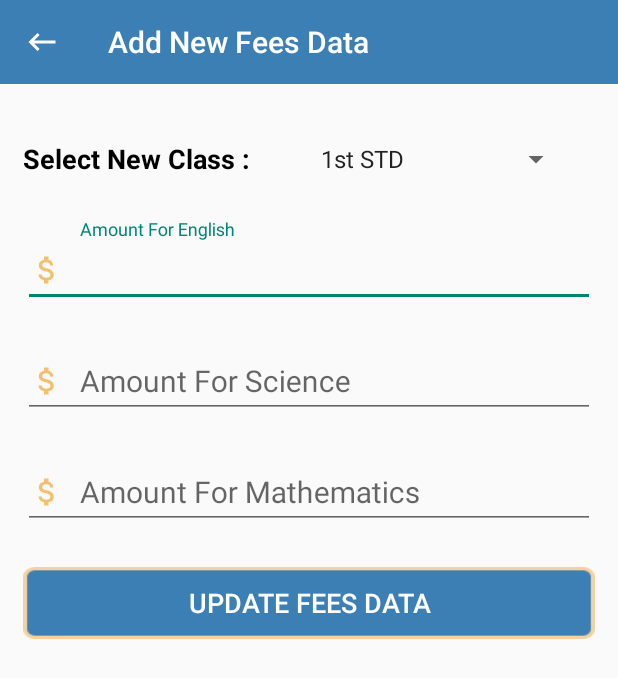
After one commit to amitthakarebi/School-Project, an Android app: the AddNewFeesData screen opened directly, with no data from a screen before it, on a phone screen of 412 x 824 dp. The commit adds this screen. Shown: the top 678 px of the screen. Run offline under Robolectric (Android 15) with nearby library versions, the phone set to English and light mode, and no system bars; our stand-ins replace Firebase (no records; nobody signed in at launch, a user with empty details on screens opened directly).

Commit message:
Added New Fees Data and Updated Some Activity
Now we created the add new fees data activity so that admin can change the fees data by his side  and also we have done the reduction of subjects in upi section.

```diff
--- /dev/null
+++ b/app/src/main/java/com/amitthakare/sanskarschool/AddNewFeesData.java
@@ -0,0 +1,208 @@
+package com.amitthakare.sanskarschool;
+
+import androidx.annotation.NonNull;
+import androidx.annotation.Nullable;
+import androidx.appcompat.app.ActionBarDrawerToggle;
+import androidx.appcompat.app.AlertDialog;
+import androidx.appcompat.app.AppCompatActivity;
+import androidx.appcompat.widget.Toolbar;
+import androidx.drawerlayout.widget.DrawerLayout;
+
+import android.os.Bundle;
+import android.text.TextUtils;
+import android.view.LayoutInflater;
+import android.view.View;
+import android.widget.AdapterView;
+import android.widget.ArrayAdapter;
+import android.widget.Button;
+import android.widget.EditText;
+import android.widget.Spinner;
+import android.widget.Toast;
+
+import com.google.android.gms.tasks.OnCompleteListener;
+import com.google.android.gms.tasks.Task;
+import com.google.firebase.auth.FirebaseAuth;
+import com.google.firebase.database.FirebaseDatabase;
+import com.google.firebase.firestore.DocumentSnapshot;
+import com.google.firebase.firestore.EventListener;
+import com.google.firebase.firestore.FirebaseFirestore;
+import com.google.firebase.firestore.FirebaseFirestoreException;
+import com.google.firebase.storage.FirebaseStorage;
+
+import java.util.HashMap;
+import java.util.Map;
+import java.util.Objects;
+
+public class AddNewFeesData extends AppCompatActivity implements AdapterView.OnItemSelectedListener{
+
+    DrawerLayout drawerLayoutAddNewFeesData;
+    Toolbar toolbarAddNewFeesData;
+
+    private String classesAddNewFeesData[] = {"1st STD", "2nd STD", "3rd STD", "4th STD", "5th STD", "6th STD", "7th STD", "8th STD", "9th STD", "10th STD"};
+    private Spinner classSpinnerAddNewFeesData;
+    private String classNameAddNewFeesData = "No";
+
+    private String eng,sci,math;
+    private EditText anfdEnglish, anfdScience, anfdMathematics;
+    private Button updateFeesDataBtn;
+
+    //Alert Dialogue
+    private AlertDialog.Builder builder;
+    private AlertDialog alertDialog;
+
+    @Override
+    protected void onCreate(Bundle savedInstanceState) {
+        super.onCreate(savedInstanceState);
+        setContentView(R.layout.activity_add_new_fees_data);
+        createBuilder();
+        ini();
+    }
+
+    private void ini() {
+
+        //------------general hooks----------//
+        anfdEnglish = findViewById(R.id.anfdEnglish);
+        anfdScience = findViewById(R.id.anfdScience);
+        anfdMathematics = findViewById(R.id.anfdMathematics);
+        classSpinnerAddNewFeesData = findViewById(R.id.addNewFeesDataSpinner);
+        classSpinnerAddNewFeesData.setOnItemSelectedListener(this);
+        updateFeesDataBtn = findViewById(R.id.updateFeesDataBtn);
+
+        //Creating the ArrayAdapter instance having the class list
+        ArrayAdapter aa = new ArrayAdapter(this,android.R.layout.simple_spinner_item,classesAddNewFeesData);
+        aa.setDropDownViewResource(android.R.layout.simple_spinner_dropdown_item);
+        //Setting the ArrayAdapter data on the Spinner
+        classSpinnerAddNewFeesData.setAdapter(aa);
+
+        //------------Hooks-------------//
+        drawerLayoutAddNewFeesData = findViewById(R.id.drawerLayoutAddNewFeesData);
+        toolbarAddNewFeesData = findViewById(R.id.navigationToolbarAddNewFeesData);
+
+        //---------Toolbar---------// set toolbar as action bar
+        setSupportActionBar(toolbarAddNewFeesData);
+        Objects.requireNonNull(getSupportActionBar()).setTitle("Add New Fees Data");
+        toolbarAddNewFeesData.setNavigationIcon(R.drawable.ic_baseline_keyboard_backspace_24);
+        toolbarAddNewFeesData.setTitleTextColor(getResources().getColor(R.color.white));
+
+        //--------Navigation Toggle--------//
+        ActionBarDrawerToggle toggle = new ActionBarDrawerToggle(AddNewFeesData.this, drawerLayoutAddNewFeesData, toolbarAddNewFeesData, R.string.open, R.string.close);
+        toggle.setDrawerIndicatorEnabled(false);
+        toggle.setHomeAsUpIndicator(R.drawable.ic_baseline_keyboard_backspace_24);
+        toggle.setToolbarNavigationClickListener(new View.OnClickListener() {
+            @Override
+            public void onClick(View v) {
+                finish();
+            }
+        });
+        //drawerLayoutStudent.addDrawerListener(toggle);
+        toggle.syncState();
+
+        updateFeesDataBtn.setOnClickListener(new View.OnClickListener() {
+            @Override
+            public void onClick(View v) {
+                alertDialog.show();
+                if (!TextUtils.isEmpty(anfdEnglish.getText().toString()))
+                {
+                    if (!TextUtils.isEmpty(anfdScience.getText().toString()))
+                    {
+                        if (!TextUtils.isEmpty(anfdMathematics.getText().toString()))
+                        {
+                            if (!anfdEnglish.getText().toString().equals("0") && !anfdScience.getText().toString().equals("0") &&
+                                    !anfdMathematics.getText().toString().equals("0"))
+                            {
+                                updateFeesData();
+                            }else
+                            {
+                                Toast.makeText(AddNewFeesData.this, "Fees cannot be 0!", Toast.LENGTH_SHORT).show();
+                                alertDialog.cancel();
+                            }
+                        }else
+                        {
+                            Toast.makeText(AddNewFeesData.this, "Fees cannot be blank", Toast.LENGTH_SHORT).show();
+                            alertDialog.cancel();
+                        }
+                    }else
+                    {
+                        Toast.makeText(AddNewFeesData.this, "Fees cannot be blank", Toast.LENGTH_SHORT).show();
+                        alertDialog.cancel();
+                    }
+                }else
+                {
+                    Toast.makeText(AddNewFeesData.this, "Fees cannot be blank", Toast.LENGTH_SHORT).show();
+                    alertDialog.cancel();
+                }
+            }
+        });
+
+    }
+
+    @Override
+    public void onItemSelected(AdapterView<?> parent, View view, int position, long id) {
+        classNameAddNewFeesData = classesAddNewFeesData[position];
+        getFirebaseData(classesAddNewFeesData[position]);
+    }
+
+    private void getFirebaseData(String classesAddNewFeesData) {
+
+        FirebaseFirestore.getInstance().collection("FeesData").document(classesAddNewFeesData)
+                .addSnapshotListener(new EventListener<DocumentSnapshot>() {
+                    @Override
+                    public void onEvent(@Nullable DocumentSnapshot value, @Nullable FirebaseFirestoreException error) {
+                        if (value!=null)
+                        {
+                            eng = value.getString("English");
+                            sci = value.getString("Science");
+                            math = value.getString("Mathematics");
+
+                            anfdEnglish.setText(eng);
+                            anfdScience.setText(sci);
+                            anfdMathematics.setText(math);
+                        }
+                    }
+                });
+
+    }
+
+    private void updateFeesData()
+    {
+        Map<String,Object> feesData = new HashMap<>();
+        feesData.put("English",anfdEnglish.getText().toString());
+        feesData.put("Science",anfdScience.getText().toString());
+        feesData.put("Mathematics",anfdMathematics.getText().toString());
+        FirebaseFirestore.getInstance().collection("FeesData").document(classNameAddNewFeesData)
+                .update(feesData)
+                .addOnCompleteListener(new OnCompleteListener<Void>() {
+                    @Override
+                    public void onComplete(@NonNull Task<Void> task) {
+                        if (task.isSuccessful())
+                        {
+                            Toast.makeText(AddNewFeesData.this, "Fees Data Updated Successfully!", Toast.LENGTH_SHORT).show();
+                            alertDialog.cancel();
+                        }else
+                        {
+                            Toast.makeText(AddNewFeesData.this, task.getException().getMessage(), Toast.LENGTH_SHORT).show();
+                            alertDialog.cancel();
+                        }
+                    }
+                });
+
+    }
+
+    @Override
+    public void onNothingSelected(AdapterView<?> parent) {
+
+    }
+
+    private void createBuilder() {
+
+        builder = new AlertDialog.Builder(this);
+        builder.setIcon(R.drawable.student_logo);
+        builder.setTitle("Updating Fees Data...");
+        builder.setCancelable(false);
+        LayoutInflater layoutInflater = getLayoutInflater();
+        View dialogView = layoutInflater.inflate(R.layout.loading_layout,null);
+        builder.setView(dialogView);
+        alertDialog = builder.create();
+
+    }
+}
--- a/app/src/main/java/com/amitthakare/sanskarschool/AdminLogin.java
+++ b/app/src/main/java/com/amitthakare/sanskarschool/AdminLogin.java
@@ -58,9 +58,9 @@ public class AdminLogin extends AppCompatActivity {
                                     {
                                         Intent intent = new Intent(AdminLogin.this,AdminDashboard.class);
                                         startActivity(intent);
-                                        finish();
                                         Toast.makeText(AdminLogin.this, "Successfully Signed In!", Toast.LENGTH_SHORT).show();
                                         alertDialog.cancel();
+                                        finish();
                                     }else
                                     {
                                         Toast.makeText(AdminLogin.this, task.getException().getMessage(), Toast.LENGTH_SHORT).show();
--- a/app/src/main/java/com/amitthakare/sanskarschool/Registration.java
+++ b/app/src/main/java/com/amitthakare/sanskarschool/Registration.java
@@ -94,7 +94,7 @@ public class Registration extends AppCompatActivity implements AdapterView.OnIte
             }
         });
 
-        //Creating the ArrayAdapter instance having the country list
+        //Creating the ArrayAdapter instance having the class list
         ArrayAdapter aa = new ArrayAdapter(this,android.R.layout.simple_spinner_item,classes);
         aa.setDropDownViewResource(android.R.layout.simple_spinner_dropdown_item);
         //Setting the ArrayAdapter data on the Spinner
--- a/app/src/main/java/com/amitthakare/sanskarschool/Variables.java
+++ b/app/src/main/java/com/amitthakare/sanskarschool/Variables.java
@@ -15,4 +15,9 @@ public class Variables {
     public static String MOBILE = "No";
     public static String GENDER = "No";
 
+    //Fees Data
+    public static String English_Fees="No";
+    public static String Science_Fees="No";
+    public static String Mathematics_Fees="No";
+
 }
--- /dev/null
+++ b/app/src/main/res/layout/activity_add_new_fees_data.xml
@@ -0,0 +1,128 @@
+<?xml version="1.0" encoding="utf-8"?>
+<androidx.drawerlayout.widget.DrawerLayout xmlns:android="http://schemas.android.com/apk/res/android"
+    xmlns:app="http://schemas.android.com/apk/res-auto"
+    xmlns:tools="http://schemas.android.com/tools"
+    android:layout_width="match_parent"
+    android:id="@+id/drawerLayoutAddNewFeesData"
+    android:layout_height="match_parent"
+    tools:context=".AddNewFeesData">
+
+    <LinearLayout
+        android:layout_width="match_parent"
+        android:layout_height="match_parent"
+        android:orientation="vertical">
+
+        <androidx.appcompat.widget.Toolbar
+            android:id="@+id/navigationToolbarAddNewFeesData"
+            android:layout_width="match_parent"
+            android:layout_height="wrap_content"
+            app:navigationIcon="@drawable/ic_baseline_keyboard_backspace_24"
+            android:background="@color/blue1"
+            android:minHeight="?attr/actionBarSize"
+            android:theme="?attr/actionBarTheme" />
+
+        <LinearLayout
+            android:layout_width="match_parent"
+            android:layout_height="wrap_content"
+            android:layout_marginStart="15dp"
+            android:layout_marginTop="30dp"
+            android:layout_marginBottom="20dp"
+            android:layout_marginEnd="15dp"
+            android:gravity="center"
+            android:orientation="horizontal">
+
+            <TextView
+                android:layout_width="0dp"
+                android:layout_height="wrap_content"
+                android:layout_weight="1"
+                android:text="Select New Class : "
+                android:textColor="@color/black"
+                android:textSize="18sp"
+                android:textStyle="bold" />
+
+            <Spinner
+                android:id="@+id/addNewFeesDataSpinner"
+                android:layout_width="0dp"
+                android:layout_height="40dp"
+                android:layout_marginStart="15dp"
+                android:layout_marginEnd="15dp"
+                android:layout_weight="1" />
+
+        </LinearLayout>
+
+        <com.google.android.material.textfield.TextInputLayout
+            android:layout_width="match_parent"
+            android:layout_marginStart="15dp"
+            android:layout_marginEnd="15dp"
+            android:layout_height="wrap_content">
+
+            <com.google.android.material.textfield.TextInputEditText
+                android:id="@+id/anfdEnglish"
+                android:layout_width="match_parent"
+                android:layout_height="match_parent"
+                android:hint="Amount For English"
+                android:inputType="textEmailAddress"
+                android:drawableStart="@drawable/ic_baseline_attach_money_24"
+                android:drawablePadding="10dp"
+                android:textSize="20sp"
+                android:paddingEnd="10dp" />
+
+        </com.google.android.material.textfield.TextInputLayout>
+
+        <com.google.android.material.textfield.TextInputLayout
+            android:layout_width="match_parent"
+            android:layout_marginStart="15dp"
+            android:layout_marginTop="15dp"
+            android:layout_marginEnd="15dp"
+            android:layout_height="wrap_content">
+
+            <com.google.android.material.textfield.TextInputEditText
+                android:id="@+id/anfdScience"
+                android:layout_width="match_parent"
+                android:layout_height="match_parent"
+                android:hint="Amount For Science"
+                android:inputType="textEmailAddress"
+                android:drawableStart="@drawable/ic_baseline_attach_money_24"
+                android:drawablePadding="10dp"
+                android:textSize="20sp"
+                android:paddingEnd="10dp" />
+
+        </com.google.android.material.textfield.TextInputLayout>
+
+        <com.google.android.material.textfield.TextInputLayout
+            android:layout_width="match_parent"
+            android:layout_marginStart="15dp"
+            android:layout_marginEnd="15dp"
+            android:layout_marginTop="15dp"
+            android:layout_height="wrap_content">
+
+            <com.google.android.material.textfield.TextInputEditText
+                android:id="@+id/anfdMathematics"
+                android:layout_width="match_parent"
+                android:layout_height="match_parent"
+                android:hint="Amount For Mathematics"
+                android:inputType="textEmailAddress"
+                android:drawableStart="@drawable/ic_baseline_attach_money_24"
+                android:drawablePadding="10dp"
+                android:textSize="20sp"
+                android:paddingEnd="10dp" />
+
+        </com.google.android.material.textfield.TextInputLayout>
+
+        <Button
+            android:id="@+id/updateFeesDataBtn"
+            android:layout_width="match_parent"
+            android:layout_height="wrap_content"
+            android:layout_marginTop="25dp"
+            android:background="@drawable/btn_background"
+            android:text="Update Fees Data"
+            android:layout_marginStart="15dp"
+            android:layout_marginEnd="15dp"
+            android:textColor="@color/white"
+            android:textSize="18sp" />
+
+
+    </LinearLayout>
+
+
+</androidx.drawerlayout.widget.DrawerLayout>
--- a/app/src/main/res/layout/activity_admin_login.xml
+++ b/app/src/main/res/layout/activity_admin_login.xml
@@ -60,7 +60,7 @@
                 android:layout_height="match_parent"
                 android:hint="Password"
                 android:inputType="textPassword"
-                android:drawableStart="@drawable/ic_baseline_email_24"
+                android:drawableStart="@drawable/ic_baseline_lock_24"
                 android:drawablePadding="10dp"
                 android:textSize="20sp"
                 android:paddingEnd="10dp" />
```
Also changed, not shown: app/src/main/AndroidManifest.xml (+6 -3 lines), app/src/main/java/com/amitthakare/sanskarschool/AdminDashboard.java (+88 -1 lines), app/src/main/java/com/amitthakare/sanskarschool/Login.java (+21 -4 lines), app/src/main/java/com/amitthakare/sanskarschool/UpiPayment.java (+17 -116 lines), app/src/main/res/layout/activity_upi_payment.xml (+4 -65 lines).
